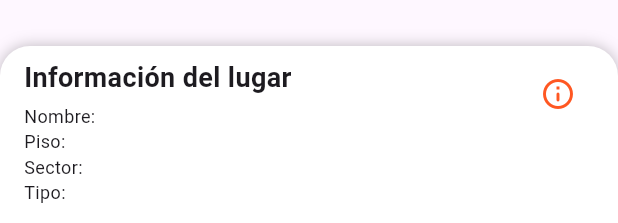
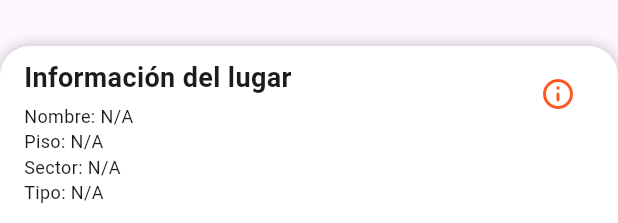
Before and after one commit to cromx123/mapa_fahu, a Flutter app: the PlaceInfoCard widget shown alone on an empty page, opened directly, on a phone screen of 412 x 824 dp. Shown: the part 1010-1233 px from the top of the screen. Run offline on Flutter 3.47's test engine with Material 3 defaults, Android fonts, the light colour scheme and no system bars; our stand-ins replace flutter_map, geolocator, latlong2, speech_to_text.

Commit message:
se añade icono, se resuelven bug varios

```diff
--- a/lib/main.dart
+++ b/lib/main.dart
@@ -5,6 +5,7 @@ import 'controllers/mic_controller.dart';
 import 'views/campus_map_screen.dart';
 import 'views/menu_screen.dart';
 import 'views/config_screen.dart';
+import 'views/servicios_screen.dart';
 
 void main() {
   runApp(
@@ -35,7 +36,6 @@ class CampusMapApp extends StatelessWidget {
         '/menu_screen': (context) => const MenuScreen(),
         '/config_screen': (context) => const ConfigScreen(),
         '/servicios_screen': (context) => const ServiciosScreen(),
-        '/solicitudes_screen': (context) => const SolicitudesView(),
       },
     );
   }
--- a/lib/views/estado_sol_screen.dart
+++ b/lib/views/estado_sol_screen.dart
@@ -11,7 +11,7 @@ class EstadosSolicitudesScreen extends StatelessWidget {
         title: const Text('Solicitud'),
       ),
       body: const Column(
-        mainAxisAlignment: MainAxisAlignment.top,
+        mainAxisAlignment: MainAxisAlignment.start,
         crossAxisAlignment: CrossAxisAlignment.start,
         children: [
           ListTile(
--- a/lib/views/formulario_cae.dart
+++ b/lib/views/formulario_cae.dart
@@ -1,12 +1,14 @@
 // views/formulario_screen.dart
 import 'package:flutter/material.dart';
-import 'package:flutter_html/flutter_html.dart';
+
 
 class HtmlWidget extends StatelessWidget {
-  final String htmlData = """
+  static const String htmlData = """
     <h2>Título en HTML</h2>
     <p>Este es un párrafo <b>en negrita</b> con <a href='https://flutter.dev'>un enlace</a>.</p>
   """;
+
+  const HtmlWidget({super.key});
 
   @override
   Widget build(BuildContext context) {
--- a/lib/views/menu_screen.dart
+++ b/lib/views/menu_screen.dart
@@ -69,15 +69,15 @@ class MenuScreen extends StatelessWidget {
                     child: ListView(
                       children: [
                         const MenuItem(icon: Icons.school, label: 'Portal USACH', url: 'https://www.usach.cl/'),
+                        const MenuItem(icon: Icons.laptop, label: 'Portal FaHu', url: 'https://fahu.usach.cl/'),
+                        const MenuItem(icon: Icons.person, label: 'Portal Alumnos', url: 'https://registro.usach.cl/index.php'),
                         MenuItem(
                           icon: Icons.laptop,
-                          label: 'Portal FaHu',
+                          label: 'Servicios en Línea',
                           onTap: () {
                             Navigator.pushNamed(context, '/servicios_screen');
                           },
                         ),
-                        const MenuItem(icon: Icons.person, label: 'Portal Alumnos', url: 'https://registro.usach.cl/index.php'),
-                        const MenuItem(icon: Icons.visibility, label: 'Servicios en Línea', url: 'https://www.serviciosweb.usach.cl/login'),
                         const MenuItem(icon: Icons.menu_book, label: 'Biblioteca en Línea', url: 'https://biblioteca.usach.cl/'),
                         MenuItem(
                           icon: Icons.settings,
--- a/lib/widgets/info_card.dart
+++ b/lib/widgets/info_card.dart
@@ -38,19 +38,19 @@ class PlaceInfoCard extends StatelessWidget {
                   ),
                   const SizedBox(height: 4),
                   Text(
-                    'Nombre: ${controller.selectedPlaceName ?? 'N/A'}',
+                    'Nombre: ${controller.selectedPlaceName.isNotEmpty ? controller.selectedPlaceName : 'N/A'}',
                     style: const TextStyle(fontSize: 12),
                   ),
                   Text(
-                    'Piso: ${controller.selectedPlaceFloor ?? 'N/A'}',
+                    'Piso: ${controller.selectedPlaceFloor.isNotEmpty ? controller.selectedPlaceFloor : 'N/A'}',
                     style: const TextStyle(fontSize: 12),
                   ),
                   Text(
-                    'Sector: ${controller.selectedPlaceSector ?? 'N/A'}',
+                    'Sector: ${controller.selectedPlaceSector.isNotEmpty ? controller.selectedPlaceSector : 'N/A'}',
                     style: const TextStyle(fontSize: 12),
                   ),
                   Text(
-                    'Tipo: ${controller.selectedPlaceType ?? 'N/A'}',
+                    'Tipo: ${controller.selectedPlaceType.isNotEmpty ? controller.selectedPlaceType : 'N/A'}',
                     style: const TextStyle(fontSize: 12),
                   ),
                 ],
```
Also changed, not shown: lib/views/solicitudes_screen.dart (+0 -7 lines), pubspec.yaml (+11 -6 lines), 21 other files.
